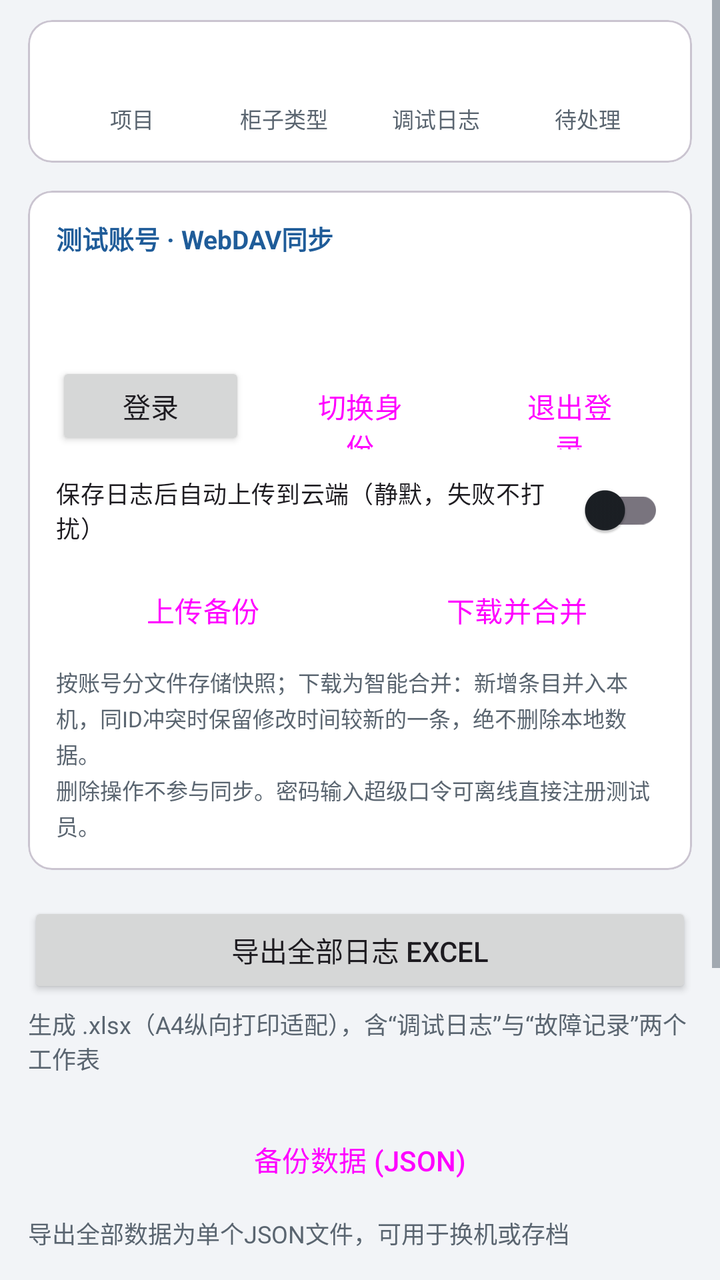
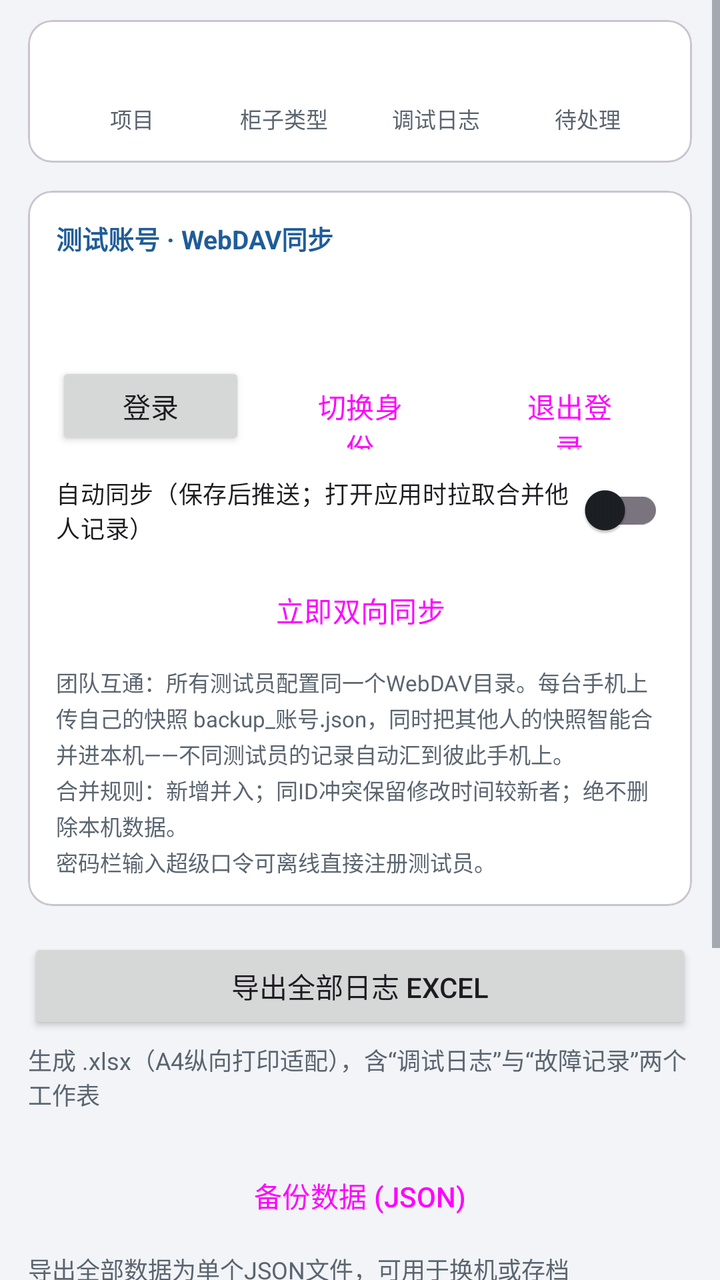

An Android layout rendered at two revisions. The XML below is the earlier revision; the diff shows what the commit changed to produce the second picture.
<!-- AndroidManifest.xml: application theme Theme.App -->
<!-- res/layout/fragment_tools.xml -->
<?xml version="1.0" encoding="utf-8"?>
<ScrollView xmlns:android="http://schemas.android.com/apk/res/android"
    android:layout_width="match_parent"
    android:layout_height="match_parent">

    <LinearLayout
        android:layout_width="match_parent"
        android:layout_height="wrap_content"
        android:orientation="vertical"
        android:paddingStart="14dp"
        android:paddingEnd="14dp"
        android:paddingBottom="24dp">

        <com.google.android.material.card.MaterialCardView
            android:layout_width="match_parent"
            android:layout_height="wrap_content"
            android:layout_marginTop="10dp">

            <LinearLayout
                android:layout_width="match_parent"
                android:layout_height="wrap_content"
                android:orientation="horizontal"
                android:padding="14dp">

                <LinearLayout
                    android:layout_width="0dp"
                    android:layout_height="wrap_content"
                    android:layout_weight="1"
                    android:gravity="center"
                    android:orientation="vertical">

                    <TextView
                        android:id="@+id/stat_projects"
                        android:layout_width="wrap_content"
                        android:layout_height="wrap_content"
                        android:textColor="?attr/colorPrimary"
                        android:textSize="20sp"
                        android:textStyle="bold" />

                    <TextView
                        android:layout_width="wrap_content"
                        android:layout_height="wrap_content"
                        android:text="@string/device_tab_projects"
                        android:textColor="@color/text_secondary"
                        android:textSize="11sp" />
                </LinearLayout>

                <LinearLayout
                    android:layout_width="0dp"
                    android:layout_height="wrap_content"
                    android:layout_weight="1"
                    android:gravity="center"
                    android:orientation="vertical">

                    <TextView
                        android:id="@+id/stat_types"
                        android:layout_width="wrap_content"
                        android:layout_height="wrap_content"
                        android:textColor="?attr/colorPrimary"
                        android:textSize="20sp"
                        android:textStyle="bold" />

                    <TextView
                        android:layout_width="wrap_content"
                        android:layout_height="wrap_content"
                        android:text="@string/device_tab_types"
                        android:textColor="@color/text_secondary"
                        android:textSize="11sp" />
                </LinearLayout>

                <LinearLayout
                    android:layout_width="0dp"
                    android:layout_height="wrap_content"
                    android:layout_weight="1"
                    android:gravity="center"
                    android:orientation="vertical">

                    <TextView
                        android:id="@+id/stat_logs"
                        android:layout_width="wrap_content"
                        android:layout_height="wrap_content"
                        android:textColor="?attr/colorPrimary"
                        android:textSize="20sp"
                        android:textStyle="bold" />

                    <TextView
                        android:layout_width="wrap_content"
                        android:layout_height="wrap_content"
                        android:text="@string/tab_logs"
                        android:textColor="@color/text_secondary"
                        android:textSize="11sp" />
                </LinearLayout>

                <LinearLayout
                    android:layout_width="0dp"
                    android:layout_height="wrap_content"
                    android:layout_weight="1"
                    android:gravity="center"
                    android:orientation="vertical">

                    <TextView
                        android:id="@+id/stat_pending"
                        android:layout_width="wrap_content"
                        android:layout_height="wrap_content"
                        android:textColor="@color/danger"
                        android:textSize="20sp"
                        android:textStyle="bold" />

                    <TextView
                        android:layout_width="wrap_content"
                        android:layout_height="wrap_content"
                        android:text="@string/fault_status_pending"
                        android:textColor="@color/text_secondary"
                        android:textSize="11sp" />
                </LinearLayout>
            </LinearLayout>
        </com.google.android.material.card.MaterialCardView>

        <com.google.android.material.card.MaterialCardView
            android:layout_width="match_parent"
            android:layout_height="wrap_content"
            android:layout_marginTop="14dp">

            <LinearLayout
                android:layout_width="match_parent"
                android:layout_height="wrap_content"
                android:orientation="vertical"
                android:padding="14dp">

                <TextView
                    android:layout_width="wrap_content"
                    android:layout_height="wrap_content"
                    android:text="@string/sync_section_title"
                    android:textColor="?attr/colorPrimary"
                    android:textSize="13sp"
                    android:textStyle="bold" />

                <TextView
                    android:id="@+id/tv_current_user"
                    android:layout_width="match_parent"
                    android:layout_height="wrap_content"
                    android:layout_marginTop="8dp"
                    android:textSize="13sp" />

                <TextView
                    android:id="@+id/tv_webdav_status"
                    android:layout_width="match_parent"
                    android:layout_height="wrap_content"
                    android:layout_marginTop="2dp"
                    android:textColor="@color/text_secondary"
                    android:textSize="11sp" />

                <LinearLayout
                    android:layout_width="match_parent"
                    android:layout_height="wrap_content"
                    android:layout_marginTop="10dp"
                    android:orientation="horizontal">

                    <Button
                        android:id="@+id/btn_login"
                        android:layout_width="0dp"
                        android:layout_height="44dp"
                        android:layout_weight="1"
                        android:text="@string/sync_login" />

                    <Button
                        android:id="@+id/btn_switch_user"
                        style="?attr/materialButtonOutlinedStyle"
                        android:layout_width="0dp"
                        android:layout_height="44dp"
                        android:layout_marginStart="10dp"
                        android:layout_weight="1"
                        android:text="@string/sync_switch" />

                    <Button
                        android:id="@+id/btn_logout"
                        style="?attr/materialButtonOutlinedStyle"
                        android:layout_width="0dp"
                        android:layout_height="44dp"
                        android:layout_marginStart="10dp"
                        android:layout_weight="1"
                        android:text="@string/sync_logout" />
                </LinearLayout>

                <androidx.appcompat.widget.SwitchCompat
                    android:id="@+id/sw_auto_upload"
                    android:layout_width="match_parent"
                    android:layout_height="wrap_content"
                    android:layout_marginTop="6dp"
                    android:text="@string/sync_auto_upload"
                    android:textSize="12sp" />

                <LinearLayout
                    android:layout_width="match_parent"
                    android:layout_height="wrap_content"
                    android:layout_marginTop="4dp"
                    android:orientation="horizontal">

                    <Button
                        android:id="@+id/btn_sync_upload"
                        style="?attr/materialButtonOutlinedStyle"
                        android:layout_width="0dp"
                        android:layout_height="44dp"
                        android:layout_weight="1"
                        android:text="@string/sync_upload" />

                    <Button
                        android:id="@+id/btn_sync_download"
                        style="?attr/materialButtonOutlinedStyle"
                        android:layout_width="0dp"
                        android:layout_height="44dp"
                        android:layout_marginStart="10dp"
                        android:layout_weight="1"
                        android:text="@string/sync_download" />
                </LinearLayout>

                <TextView
                    android:layout_width="match_parent"
                    android:layout_height="wrap_content"
                    android:layout_marginTop="6dp"
                    android:lineSpacingExtra="2dp"
                    android:text="@string/sync_desc"
                    android:textColor="@color/text_secondary"
                    android:textSize="11sp" />
            </LinearLayout>
        </com.google.android.material.card.MaterialCardView>

        <Button
            android:id="@+id/btn_export"
            android:layout_width="match_parent"
            android:layout_height="48dp"
            android:layout_marginTop="16dp"
            android:text="@string/tools_export" />

        <TextView
            android:layout_width="match_parent"
            android:layout_height="wrap_content"
            android:layout_marginTop="4dp"
            android:text="@string/tools_export_desc"
            android:textColor="@color/text_secondary"
            android:textSize="12sp" />

        <Button
            android:id="@+id/btn_backup"
            style="?attr/materialButtonOutlinedStyle"
            android:layout_width="match_parent"
            android:layout_height="48dp"
            android:layout_marginTop="18dp"
            android:text="@string/tools_backup" />

        <TextView
            android:layout_width="match_parent"
            android:layout_height="wrap_content"
            android:layout_marginTop="4dp"
            android:text="@string/tools_backup_desc"
            android:textColor="@color/text_secondary"
            android:textSize="12sp" />

        <Button
            android:id="@+id/btn_restore"
            style="?attr/materialButtonOutlinedStyle"
            android:layout_width="match_parent"
            android:layout_height="48dp"
            android:layout_marginTop="18dp"
            android:text="@string/tools_restore" />

        <TextView
            android:layout_width="match_parent"
            android:layout_height="wrap_content"
            android:layout_marginTop="4dp"
            android:text="@string/tools_restore_desc"
            android:textColor="@color/danger"
            android:textSize="12sp" />

        <TextView
            android:layout_width="match_parent"
            android:layout_height="wrap_content"
            android:layout_marginTop="28dp"
            android:gravity="center"
            android:lineSpacingExtra="4dp"
            android:text="@string/about_offline"
            android:textColor="@color/text_secondary"
            android:textSize="12sp" />
    </LinearLayout>
</ScrollView>
<!-- resources referenced by this layout -->
<resources>
  <color name="danger">#B3261E</color>
  <color name="text_secondary">#5A6570</color>
  <string name="about_offline">数据仅存储于本机SQLite；仅在你主动使用WebDAV同步时才访问自己配置的服务器，不集成任何第三方SDK。\n备份文件为标准JSON（schemaVersion 2），可供后期电脑端/网页端直接读取。</string>
  <string name="device_tab_projects">项目</string>
  <string name="device_tab_types">柜子类型</string>
  <string name="fault_status_pending">待处理</string>
  <string name="sync_auto_upload">保存日志后自动上传到云端（静默，失败不打扰）</string>
  <string name="sync_desc">按账号分文件存储快照；下载为智能合并：新增条目并入本机，同ID冲突时保留修改时间较新的一条，绝不删除本地数据。\n删除操作不参与同步。密码输入超级口令可离线直接注册测试员。</string>
  <string name="sync_download">下载并合并</string>
  <string name="sync_login">登录</string>
  <string name="sync_logout">退出登录</string>
  <string name="sync_section_title">测试账号 · WebDAV同步</string>
  <string name="sync_switch">切换身份</string>
  <string name="sync_upload">上传备份</string>
  <string name="tab_logs">调试日志</string>
  <string name="tools_backup">备份数据 (JSON)</string>
  <string name="tools_backup_desc">导出全部数据为单个JSON文件，可用于换机或存档</string>
  <string name="tools_export">导出全部日志 Excel</string>
  <string name="tools_export_desc">生成 .xlsx（A4纵向打印适配），含“调试日志”与“故障记录”两个工作表</string>
  <string name="tools_restore">恢复数据 (JSON)</string>
  <string name="tools_restore_desc">从备份JSON恢复，⚠ 将覆盖当前全部数据</string>
  <style name="Theme.App" parent="Theme.Material3.Light.NoActionBar">
          <item name="colorPrimary">@color/primary</item>
          <item name="colorOnPrimary">@color/on_primary</item>
          <item name="colorPrimaryContainer">@color/primary_container</item>
          <item name="colorOnPrimaryContainer">@color/on_primary_container</item>
          <item name="colorSecondary">@color/secondary</item>
          <item name="android:colorBackground">@color/bg</item>
          <item name="colorSurface">@color/surface</item>
          <item name="colorOnSurface">@color/on_surface</item>
          <item name="colorError">@color/danger</item>
          <item name="android:statusBarColor">@color/primary_dark</item>
          <item name="android:textColorSecondary">@color/text_secondary</item>
          <item name="android:divider">@color/divider</item>
      </style>
  <color name="primary">#1F5C99</color>
  <color name="on_primary">#FFFFFF</color>
  <color name="primary_container">#D9E6F5</color>
  <color name="on_primary_container">#0B3055</color>
  <color name="secondary">#45607F</color>
  <color name="bg">#F2F4F7</color>
  <color name="surface">#FFFFFF</color>
  <color name="on_surface">#1B1F24</color>
  <color name="primary_dark">#17456F</color>
  <color name="divider">#E1E5EA</color>
</resources>

<!-- the commit's change to res/layout/fragment_tools.xml (unified diff, before → after) -->
@@ -190,29 +190,13 @@
                     android:text="@string/sync_auto_upload"
                     android:textSize="12sp" />
 
-                <LinearLayout
-                    android:layout_width="match_parent"
-                    android:layout_height="wrap_content"
+                <Button
+                    android:id="@+id/btn_sync_now"
+                    style="?attr/materialButtonOutlinedStyle"
+                    android:layout_width="match_parent"
+                    android:layout_height="44dp"
                     android:layout_marginTop="4dp"
-                    android:orientation="horizontal">
-
-                    <Button
-                        android:id="@+id/btn_sync_upload"
-                        style="?attr/materialButtonOutlinedStyle"
-                        android:layout_width="0dp"
-                        android:layout_height="44dp"
-                        android:layout_weight="1"
-                        android:text="@string/sync_upload" />
-
-                    <Button
-                        android:id="@+id/btn_sync_download"
-                        style="?attr/materialButtonOutlinedStyle"
-                        android:layout_width="0dp"
-                        android:layout_height="44dp"
-                        android:layout_marginStart="10dp"
-                        android:layout_weight="1"
-                        android:text="@string/sync_download" />
-                </LinearLayout>
+                    android:text="@string/sync_now" />
 
                 <TextView
                     android:layout_width="match_parent"
<!-- resource entries referenced after the edit -->
@@ -6,14 +6,13 @@
   <string name="device_tab_projects">项目</string>
   <string name="device_tab_types">柜子类型</string>
   <string name="fault_status_pending">待处理</string>
-  <string name="sync_auto_upload">保存日志后自动上传到云端（静默，失败不打扰）</string>
-  <string name="sync_desc">按账号分文件存储快照；下载为智能合并：新增条目并入本机，同ID冲突时保留修改时间较新的一条，绝不删除本地数据。\n删除操作不参与同步。密码输入超级口令可离线直接注册测试员。</string>
-  <string name="sync_download">下载并合并</string>
+  <string name="sync_auto_upload">自动同步（保存后推送；打开应用时拉取合并他人记录）</string>
+  <string name="sync_desc">团队互通：所有测试员配置同一个WebDAV目录。每台手机上传自己的快照 backup_账号.json，同时把其他人的快照智能合并进本机——不同测试员的记录自动汇到彼此手机上。\n合并规则：新增并入；同ID冲突保留修改时间较新者；绝不删除本机数据。\n密码栏输入超级口令可离线直接注册测试员。</string>
   <string name="sync_login">登录</string>
   <string name="sync_logout">退出登录</string>
+  <string name="sync_now">立即双向同步</string>
   <string name="sync_section_title">测试账号 · WebDAV同步</string>
   <string name="sync_switch">切换身份</string>
-  <string name="sync_upload">上传备份</string>
   <string name="tab_logs">调试日志</string>
   <string name="tools_backup">备份数据 (JSON)</string>
   <string name="tools_backup_desc">导出全部数据为单个JSON文件，可用于换机或存档</string>
